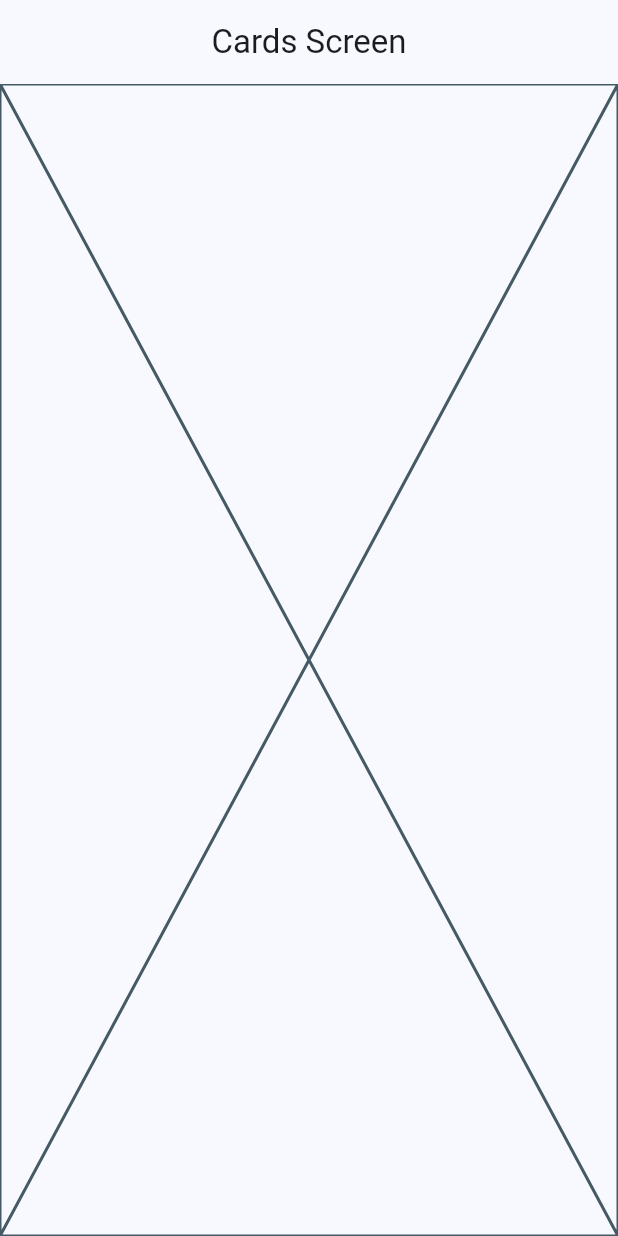
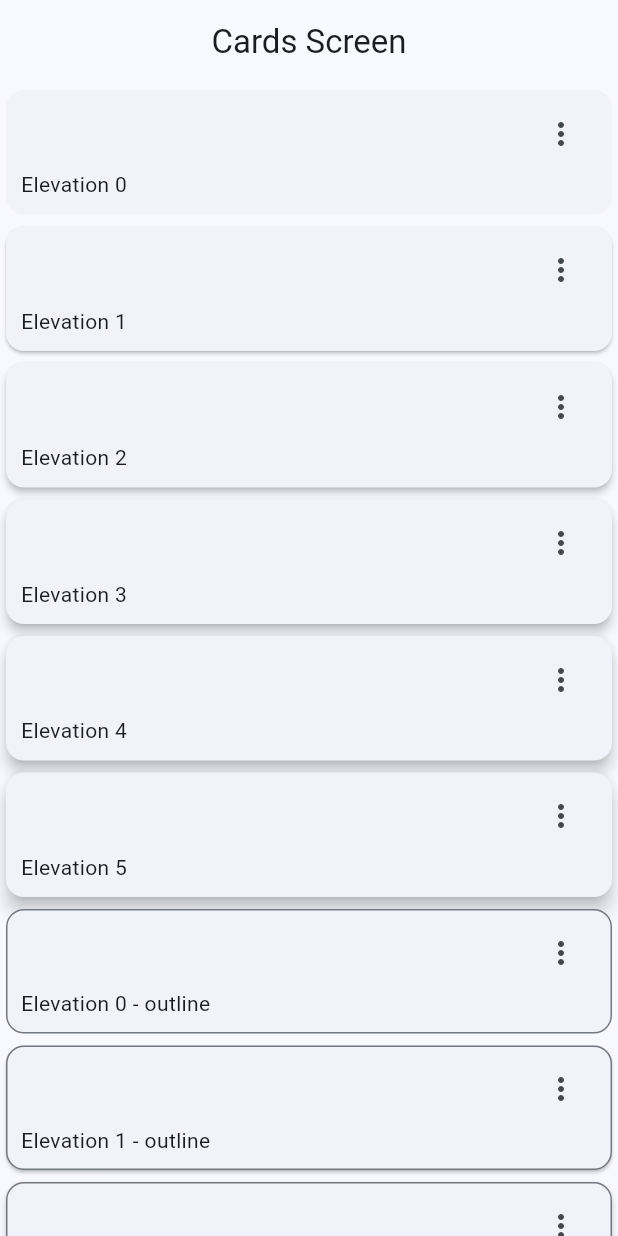
Before and after one commit to edu5975/windgets_app, a Flutter app: the CardsScreen screen opened by its route, on a phone screen of 412 x 824 dp. Run offline on Flutter 3.47's test engine with Material 2 defaults, Android fonts, the light colour scheme and no system bars; our stand-ins replace go_router.

Commit message:
cards type 1 y 2

```diff
--- a/lib/presentation/screens/cards/cards_screen.dart
+++ b/lib/presentation/screens/cards/cards_screen.dart
@@ -1,4 +1,13 @@
 import 'package:flutter/material.dart';
+
+const cards = <Map<String, dynamic>>[
+  {'elevation': 0.0, 'label': 'Elevation 0'},
+  {'elevation': 1.0, 'label': 'Elevation 1'},
+  {'elevation': 2.0, 'label': 'Elevation 2'},
+  {'elevation': 3.0, 'label': 'Elevation 3'},
+  {'elevation': 4.0, 'label': 'Elevation 4'},
+  {'elevation': 5.0, 'label': 'Elevation 5'},
+];
 
 class CardsScreen extends StatelessWidget {
   static const String name = 'cards_screen';
@@ -11,7 +20,107 @@ class CardsScreen extends StatelessWidget {
       appBar: AppBar(
         title: const Text("Cards Screen"),
       ),
-      body: const Placeholder(),
+      body: const _CardsView(),
     );
   }
 }
+
+class _CardsView extends StatelessWidget {
+  const _CardsView();
+
+  @override
+  Widget build(BuildContext context) {
+    return SingleChildScrollView(
+      child: Column(
+        children: [
+          ...cards.map((card) =>
+              _CardType1(label: card['label'], elevation: card['elevation'])),
+          ...cards.map((card) =>
+              _CardType2(label: card['label'], elevation: card['elevation'])),
+          const SizedBox(
+            height: 100,
+          ),
+        ],
+      ),
+    );
+  }
+}
+
+class _CardType1 extends StatelessWidget {
+  final String label;
+  final double elevation;
+
+  const _CardType1({
+    required this.label,
+    required this.elevation,
+  });
+
+  @override
+  Widget build(BuildContext context) {
+    return Card(
+      elevation: elevation,
+      child: Padding(
+        padding: const EdgeInsets.fromLTRB(10, 5, 10, 10),
+        child: Column(
+          children: [
+            Align(
+              alignment: Alignment.topRight,
+              child: IconButton(
+                icon: const Icon(Icons.more_vert_outlined),
+                onPressed: () {},
+              ),
+            ),
+            Align(
+              alignment: Alignment.bottomLeft,
+              child: Text(label),
+            )
+          ],
+        ),
+      ),
+    );
+  }
+}
+
+class _CardType2 extends StatelessWidget {
+  final String label;
+  final double elevation;
+
+  const _CardType2({
+    required this.label,
+    required this.elevation,
+  });
+
+  @override
+  Widget build(BuildContext context) {
+    final colors = Theme.of(context).colorScheme;
+    return Card(
+      shape: RoundedRectangleBorder(
+        borderRadius: const BorderRadius.all(
+          Radius.circular(12),
+        ),
+        side: BorderSide(
+          color: colors.outline,
+        ),
+      ),
+      elevation: elevation,
+      child: Padding(
+        padding: const EdgeInsets.fromLTRB(10, 5, 10, 10),
+        child: Column(
+          children: [
+            Align(
+              alignment: Alignment.topRight,
+              child: IconButton(
+                icon: const Icon(Icons.more_vert_outlined),
+                onPressed: () {},
+              ),
+            ),
+            Align(
+              alignment: Alignment.bottomLeft,
+              child: Text('$label - outline'),
+            )
+          ],
+        ),
+      ),
+    );
+  }
+}
```
